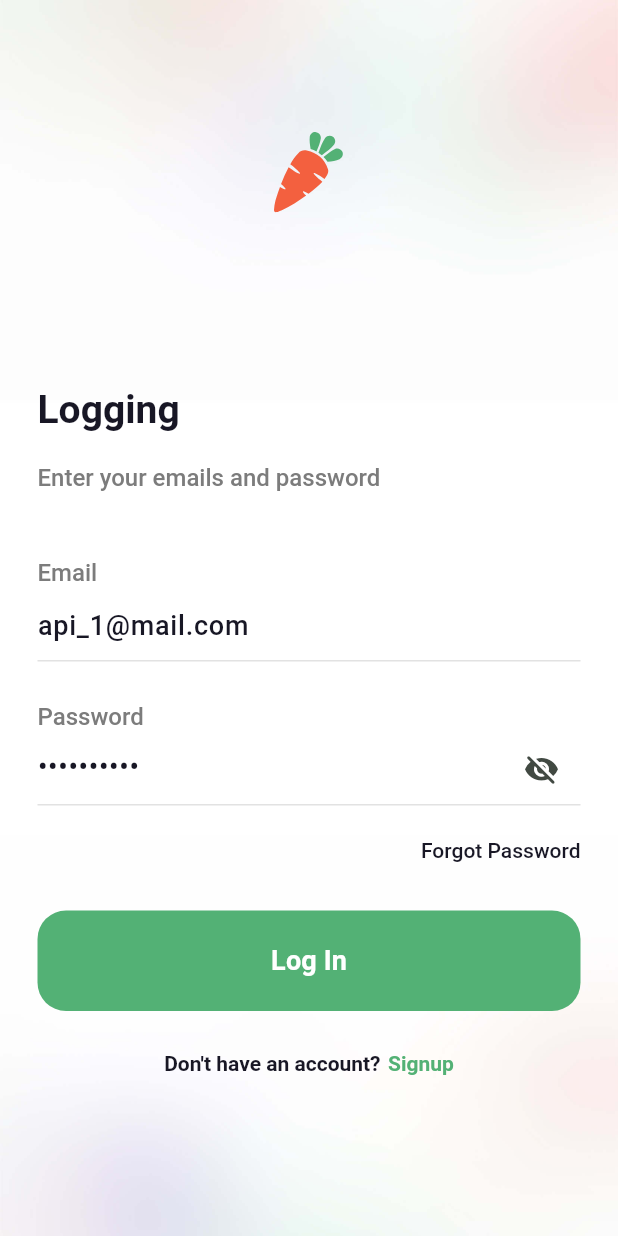
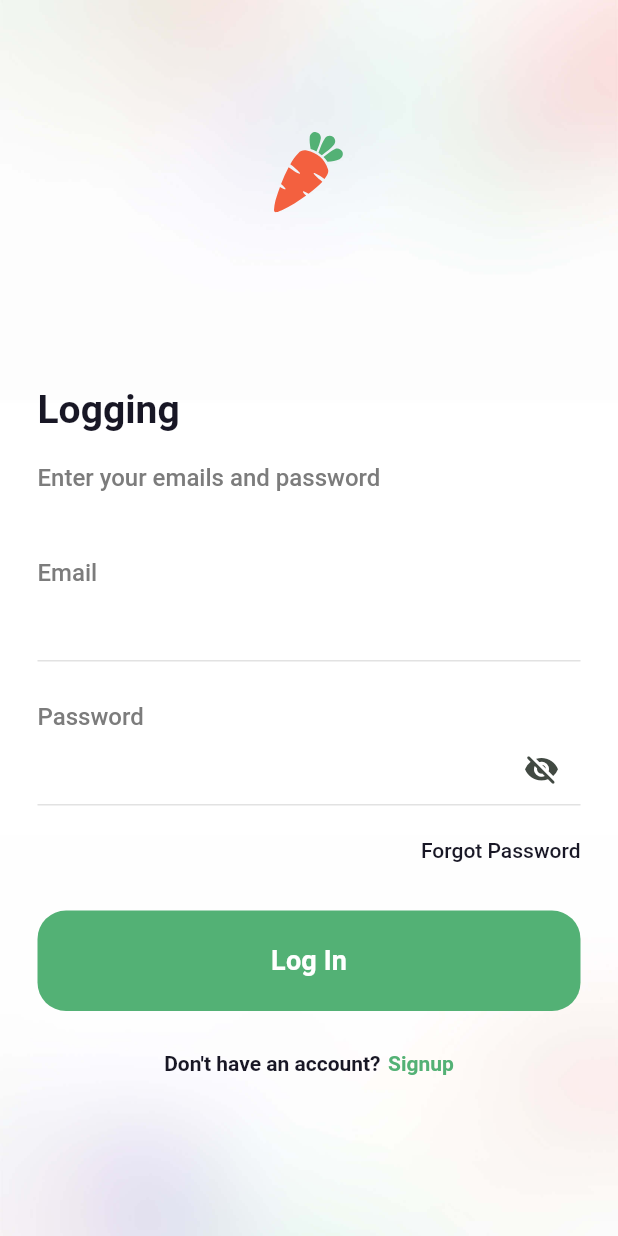
Before and after one commit to agronom81/wds-course-flutter-app, a Flutter app: the screen it shows after launch, on a phone screen of 412 x 824 dp. Run offline on Flutter 3.47's test engine with Material 3 defaults, Android fonts, the phone set to English and light mode, and no system bars; our stand-ins replace dio, flutter_svg, go_router, shared_preferences.

Commit message:
update login

```diff
--- a/lib/widgets/login/login_form.dart
+++ b/lib/widgets/login/login_form.dart
@@ -25,8 +25,8 @@ class _LoginFormState extends State<LoginForm> {
   @override
   void initState() {
     super.initState();
-    email = TextEditingController(text: 'api_1@mail.com');
-    password = TextEditingController(text: 'Test12345!');
+    // email = TextEditingController(text: 'api_1@mail.com');
+    // password = TextEditingController(text: 'Test12345!');
   }
 
   @override
```
Also changed, not shown: lib/screens/home.dart (+2 -9 lines).
